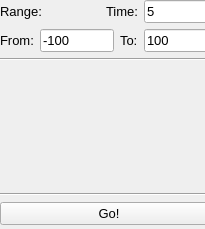
First picture: the form in setupwindow.ui, repository SecuFather/math-teacher, before the edit.
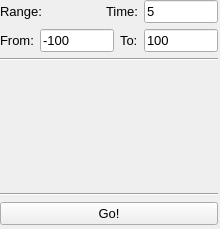
Second picture: the form after the edit.

Patch:
```diff
--- a/setupwindow.ui
+++ b/setupwindow.ui
@@ -6,7 +6,7 @@
    <rect>
     <x>0</x>
     <y>0</y>
-    <width>205</width>
+    <width>220</width>
     <height>229</height>
    </rect>
   </property>
```
